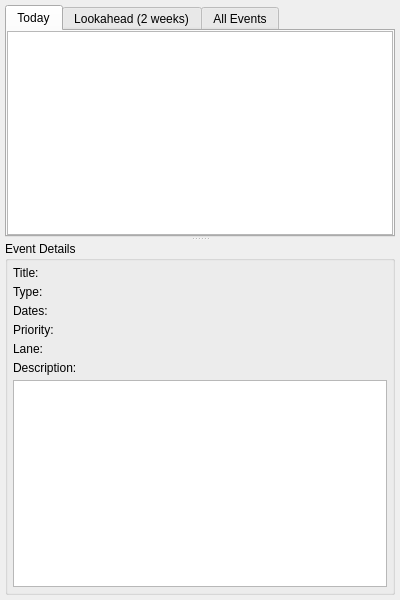
Before: the Qt Designer form src/modules/timeline/TimelineSidePanel.ui in Evsey-K/TestLeadToolbox, drawn with Qt 5.
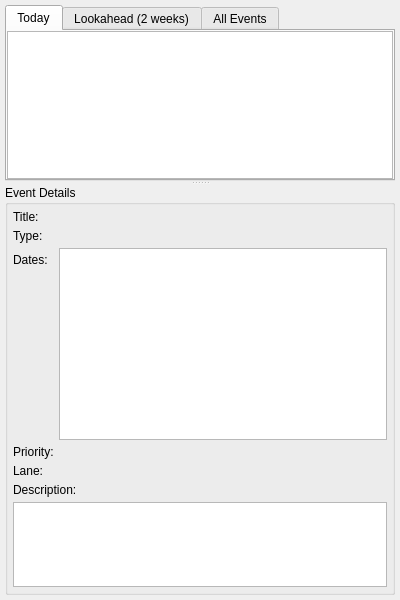
After: the same form once the commit is applied.

```diff
--- a/src/modules/timeline/TimelineSidePanel.ui
+++ b/src/modules/timeline/TimelineSidePanel.ui
@@ -198,12 +198,15 @@
            </property>
           </widget>
          </item>
-         <item row="2" column="1">
-          <widget class="QLabel" name="datesValueLabel">
-           <property name="text">
-            <string/>
-           </property>
-          </widget>
+         <item row="2" column="1">		 
+		 <widget class="QTextBrowser" name="detailsBrowser">
+		  <property name="readOnly">
+		   <bool>true</bool>
+		  </property>
+		  <property name="openExternalLinks">
+		   <bool>true</bool>
+		  </property>
+		 </widget>		  
          </item>
          <item row="3" column="0">
           <widget class="QLabel" name="priorityLabel">
```
